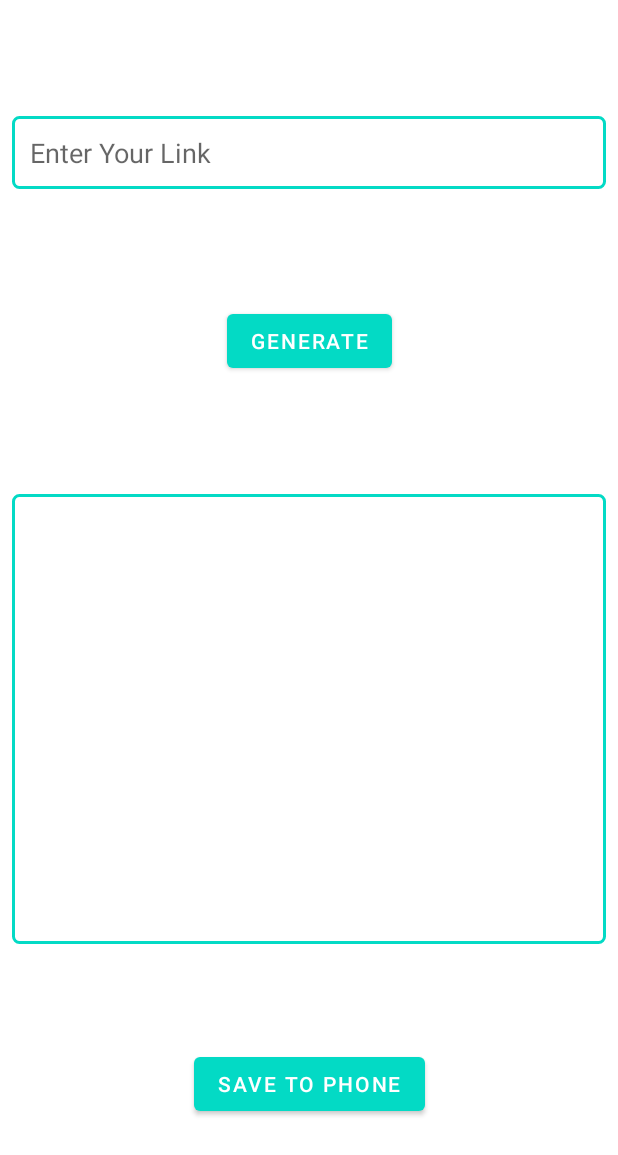
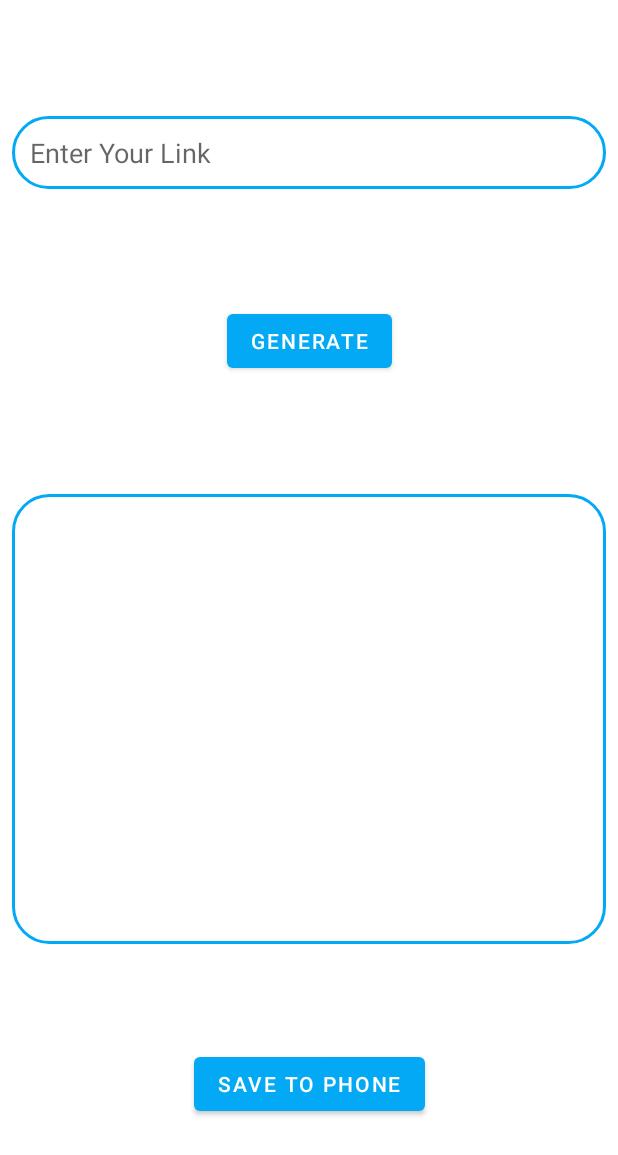
Before and after one commit to Raghad106/INTERNPROVE_AD_05, an Android app: the layout fragment_create_qr_code.xml on its own in the app's theme, with its tools: preview values and no code run, on a phone screen of 412 x 824 dp. Shown: the top 1155 px of the screen. Run offline under Robolectric (Android 15) with nearby library versions, the phone set to English and light mode, and no system bars.

Commit message:
Scan and generate QR code App

```diff
--- a/app/src/main/res/drawable/design_with_stroke.xml
+++ b/app/src/main/res/drawable/design_with_stroke.xml
@@ -3,8 +3,8 @@
     xmlns:android="http://schemas.android.com/apk/res/android">
 <stroke
     android:width="2dp"
-    android:color="@color/teal_200"
+    android:color="@color/blue_200"
     />
     <corners
-        android:radius="4dp"/>
+        android:radius="24dp"/>
 </shape>
--- a/app/src/main/res/values/colors.xml
+++ b/app/src/main/res/values/colors.xml
@@ -3,8 +3,8 @@
     <color name="purple_200">#FFBB86FC</color>
     <color name="purple_500">#FF6200EE</color>
     <color name="purple_700">#FF3700B3</color>
-    <color name="teal_200">#FF03DAC5</color>
-    <color name="teal_700">#FF018786</color>
+    <color name="blue_200">#03A9F4</color>
+    <color name="blue_700">#2196F3</color>
     <color name="black">#FF000000</color>
     <color name="white">#FFFFFFFF</color>
 </resources>
--- a/app/src/main/res/values/themes.xml
+++ b/app/src/main/res/values/themes.xml
@@ -2,12 +2,12 @@
     <!-- Base application theme. -->
     <style name="Theme.QRCodeScannerApp" parent="Theme.MaterialComponents.DayNight.DarkActionBar">
         <!-- Primary brand color. -->
-        <item name="colorPrimary">@color/teal_200</item>
-        <item name="colorPrimaryVariant">@color/teal_700</item>
+        <item name="colorPrimary">@color/blue_200</item>
+        <item name="colorPrimaryVariant">@color/blue_700</item>
         <item name="colorOnPrimary">@color/white</item>
         <!-- Secondary brand color. -->
-        <item name="colorSecondary">@color/teal_200</item>
-        <item name="colorSecondaryVariant">@color/teal_700</item>
+        <item name="colorSecondary">@color/blue_200</item>
+        <item name="colorSecondaryVariant">@color/blue_700</item>
         <item name="colorOnSecondary">@color/black</item>
         <!-- Status bar color. -->
         <item name="android:statusBarColor">?attr/colorPrimaryVariant</item>
```
